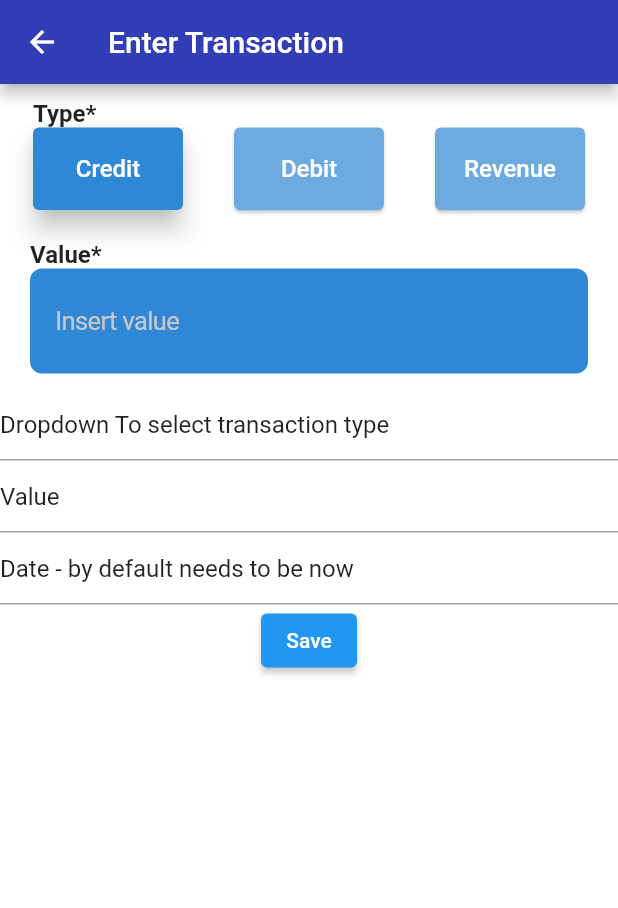
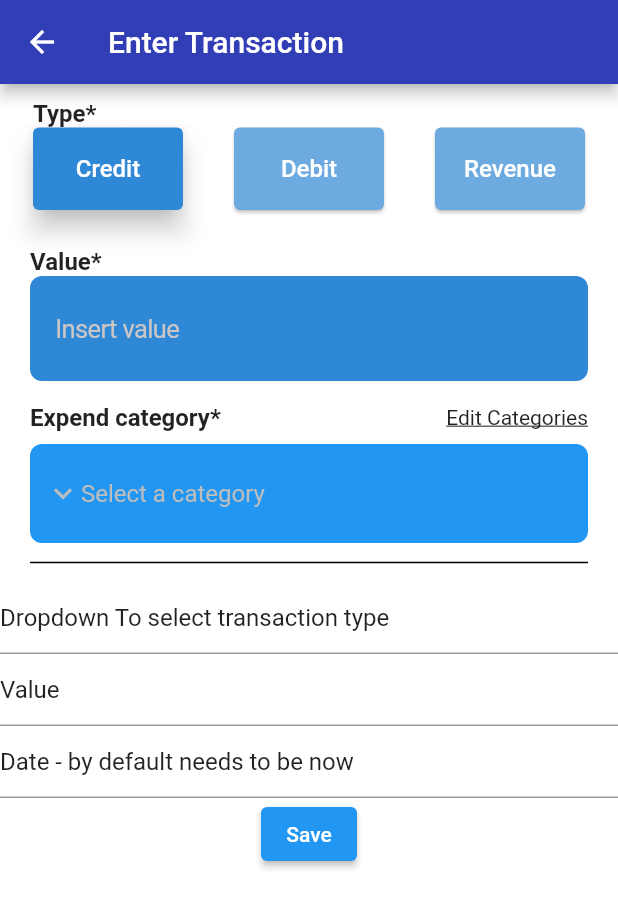
Before and after one commit to LeonardoLeiteMeira/finance_with_notion, a Flutter app: the screen it shows after launch, after a tap on the "add" icon, on a phone screen of 412 x 824 dp. Shown: the top 908 px of the screen. Run offline on Flutter 3.47's test engine with Material 2 defaults, Android fonts, the phone set to English and light mode, and no system bars; our stand-ins replace currency_text_input_formatter, dio, flutter_dotenv, flutter_mobx, get_it, injectable and 3 more; generated files the repository leaves out were written again; network calls fail.

Commit message:
create select category widget

```diff
--- a/lib/features/expenses/registerTransaction/register_transaction.page.dart
+++ b/lib/features/expenses/registerTransaction/register_transaction.page.dart
@@ -1,10 +1,12 @@
 import 'package:finance_with_notion/shared/widgets/forms_widget/cash_value/cash_value.dart';
+import 'package:finance_with_notion/shared/widgets/forms_widget/dropdown/my_dropdown.dart';
 import 'package:flutter/material.dart';
 import 'package:finance_with_notion/shared/base/base.page.dart';
 import 'package:flutter_mobx/flutter_mobx.dart';
 import '../../../shared/models/enum/transaction_type.dart';
 import '../../../shared/widgets/forms_widget/radio_button/radio_button.dart';
 import 'register_transaction.controller.dart';
+import 'widgets/select_category.dart';
 
 class RegisterTransactionPage extends StatefulWidget {
   const RegisterTransactionPage({Key? key}) : super(key: key);
@@ -47,9 +49,21 @@ class _RegisterTransactionPageState extends BaseStateWithController<
                       onChange: controller.setTransactionTypeFromString,
                     ),
                   ),
+                  const SizedBox(height: 5),
                   CashValue(
                     controller: valueController,
                   ),
+                  const SizedBox(height: 5),
+                  SelectCategory(
+                      selectCategory: () => print("Select category")),
+                  const SizedBox(height: 5),
+                  const Divider(
+                    color: Colors.black,
+                    endIndent: 20,
+                    indent: 20,
+                    thickness: 1,
+                  ),
+                  const SizedBox(height: 5),
                   TextFormField(
                     initialValue: "Dropdown To select transaction type",
                   ),
--- /dev/null
+++ b/lib/features/expenses/registerTransaction/widgets/select_category.dart
@@ -0,0 +1,43 @@
+import 'package:finance_with_notion/shared/widgets/forms_widget/dropdown/my_dropdown.dart';
+import 'package:flutter/material.dart';
+
+class SelectCategory extends StatelessWidget {
+  const SelectCategory({Key? key, required this.selectCategory})
+      : super(key: key);
+  final void Function() selectCategory;
+
+  @override
+  Widget build(BuildContext context) {
+    return Column(
+      children: [
+        Container(
+          margin: const EdgeInsets.fromLTRB(20, 0, 20, 0),
+          child: Row(
+            mainAxisAlignment: MainAxisAlignment.spaceBetween,
+            children: [
+              const Text(
+                "Expend category*",
+                style: TextStyle(fontWeight: FontWeight.bold, fontSize: 16),
+              ),
+              InkWell(
+                child: const Text(
+                  "Edit Categories",
+                  style: TextStyle(decoration: TextDecoration.underline),
+                ),
+                onTap: () => print("edit categories"),
+              ),
+            ],
+          ),
+        ),
+        const SizedBox(height: 8),
+        MyDropdown(
+          hintText: "Select a category",
+          options: const ["Opt1", "opt2", "opt3"],
+          onSelectedItemChanged: (index) {
+            selectCategory();
+          },
+        ),
+      ],
+    );
+  }
+}
--- a/lib/shared/widgets/forms_widget/dropdown/my_dropdown.dart
+++ b/lib/shared/widgets/forms_widget/dropdown/my_dropdown.dart
@@ -51,7 +51,7 @@ class _MyDropdownState extends State<MyDropdown> {
     showCupertinoModalPopup<void>(
       context: context,
       builder: (BuildContext context) => Container(
-          height: 300,
+          height: widget.dropdownContainerHeight ?? 300,
           decoration:
               const BoxDecoration(color: Color.fromARGB(255, 47, 136, 214)),
           child: Column(
```
